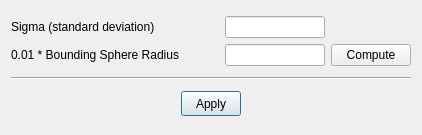
Qt form applications/Mapple/dialogs/dialog_gaussian_noise.ui (LiangliangNan/Easy3D) before a commit.
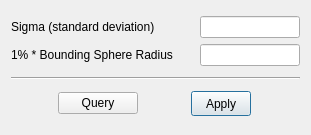
The same form after that commit.

```diff
--- a/applications/Mapple/dialogs/dialog_gaussian_noise.ui
+++ b/applications/Mapple/dialogs/dialog_gaussian_noise.ui
@@ -6,7 +6,7 @@
    <rect>
     <x>0</x>
     <y>0</y>
-    <width>422</width>
+    <width>311</width>
     <height>135</height>
    </rect>
   </property>
@@ -45,7 +45,7 @@
      <item row="1" column="0">
       <widget class="QLabel" name="labelGaussianNoiseRadiusBBox">
        <property name="text">
-        <string>0.01 * Bounding Sphere Radius</string>
+        <string>1% * Bounding Sphere Radius</string>
        </property>
        <property name="buddy">
         <cstring>lineEditGaussianNoiseSigma</cstring>
@@ -68,7 +68,18 @@
        </property>
       </widget>
      </item>
-     <item row="1" column="2">
+    </layout>
+   </item>
+   <item>
+    <widget class="Line" name="line">
+     <property name="orientation">
+      <enum>Qt::Horizontal</enum>
+     </property>
+    </widget>
+   </item>
+   <item>
+    <layout class="QHBoxLayout" name="horizontalLayout">
+     <item>
       <widget class="QPushButton" name="computeBBoxButton">
        <property name="sizePolicy">
         <sizepolicy hsizetype="Fixed" vsizetype="Fixed">
@@ -77,24 +88,13 @@
         </sizepolicy>
        </property>
        <property name="text">
-        <string>Compute</string>
+        <string>Query</string>
        </property>
        <property name="default">
         <bool>false</bool>
        </property>
       </widget>
      </item>
-    </layout>
-   </item>
-   <item>
-    <widget class="Line" name="line">
-     <property name="orientation">
-      <enum>Qt::Horizontal</enum>
-     </property>
-    </widget>
-   </item>
-   <item>
-    <layout class="QHBoxLayout" name="horizontalLayout_2">
      <item>
       <widget class="QPushButton" name="applyButton">
        <property name="sizePolicy">
```
